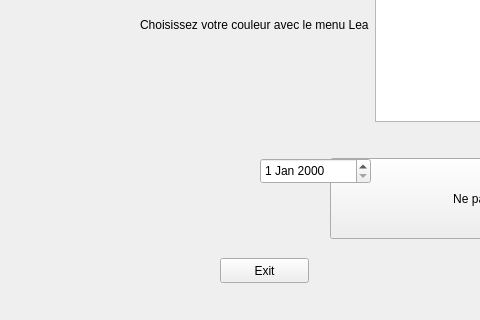
Above: mainwindow.ui from QtHit/test-ajc-2019 before the change; both pictures show x 0 to 480 and y 151 to 471 of the 800 by 600 pixel window. Below: the same form after it.
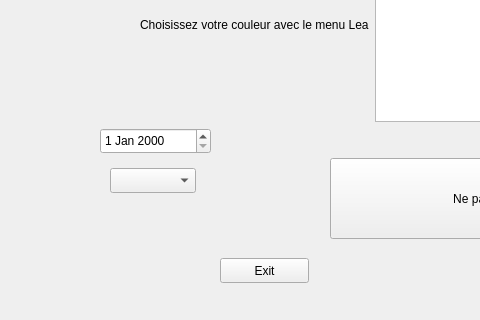
That is the form after the change.

```diff
--- a/mainwindow.ui
+++ b/mainwindow.ui
@@ -73,13 +73,23 @@
    <widget class="QDateEdit" name="dateEdit">
     <property name="geometry">
      <rect>
-      <x>260</x>
-      <y>290</y>
+      <x>100</x>
+      <y>260</y>
       <width>111</width>
       <height>26</height>
      </rect>
     </property>
    </widget>
+   <widget class="QComboBox" name="comboBox_loto">
+    <property name="geometry">
+     <rect>
+      <x>110</x>
+      <y>300</y>
+      <width>86</width>
+      <height>25</height>
+     </rect>
+    </property>
+   </widget>
   </widget>
   <widget class="QMenuBar" name="menubar">
    <property name="geometry">
```
